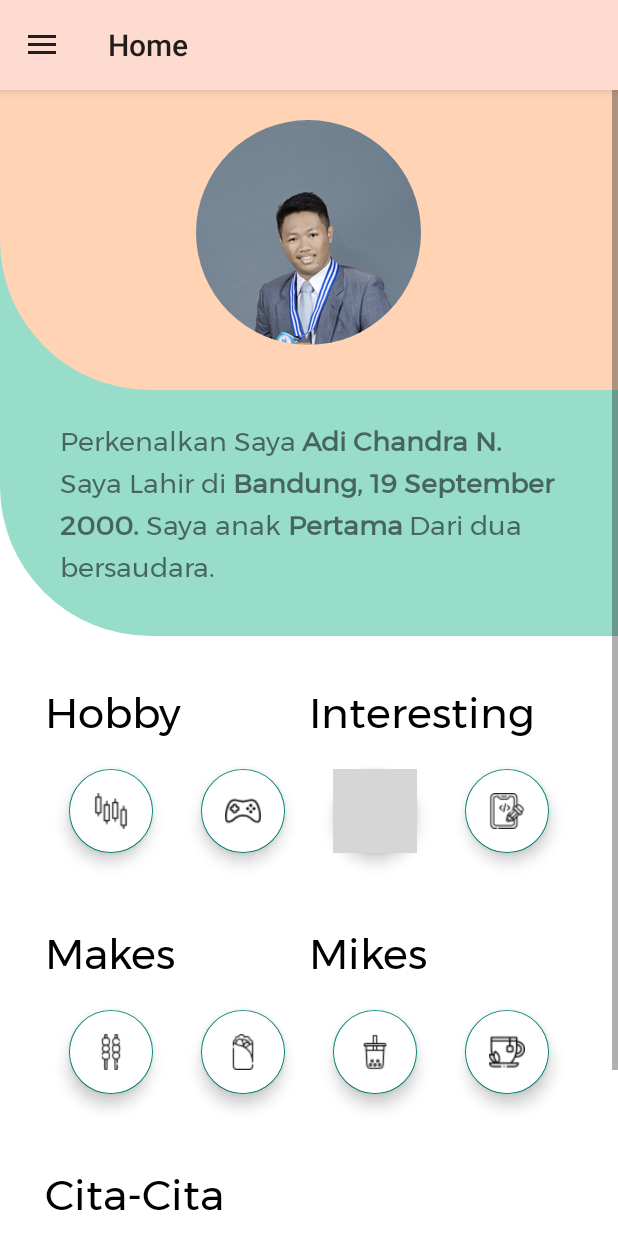
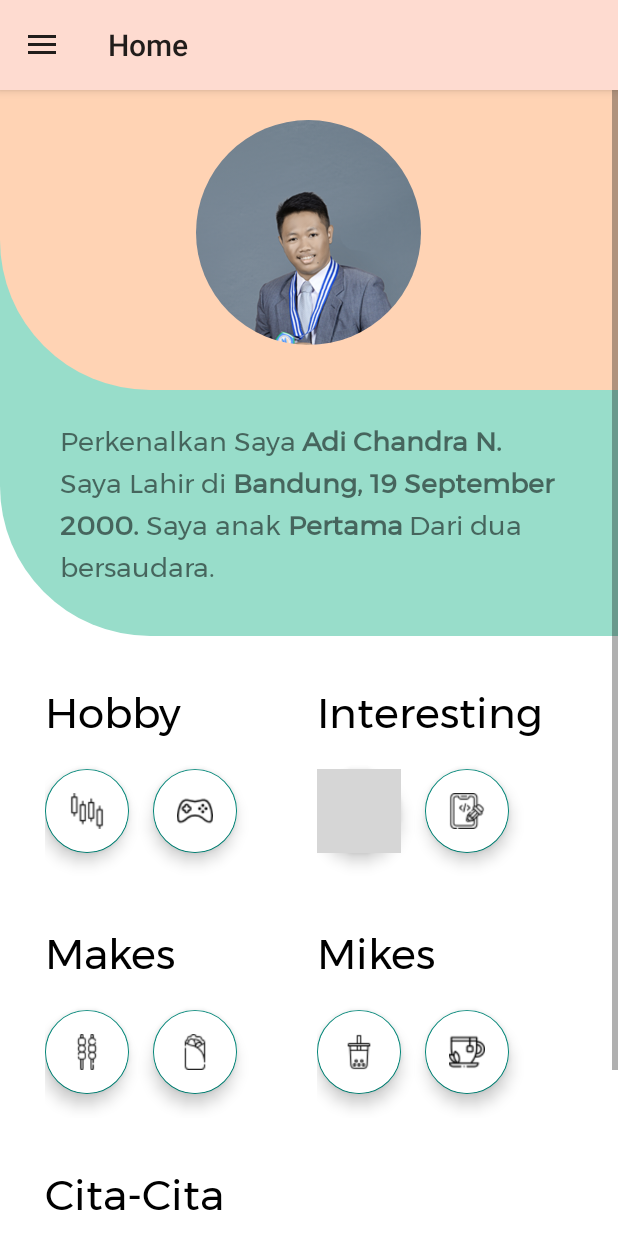
Before and after one commit to adichandran/Yourself-app-10118015, an Android app: the NavigationActivity screen opened directly, with no data from a screen before it, on a phone screen of 412 x 824 dp. Run offline under Robolectric (Android 15) with nearby library versions, the phone set to English and light mode, and no system bars; our stand-ins replace CircleImageView; 1 statement that could not run was skipped; grey boxes are pictures that could not be loaded.

Commit message:
perbaikan bug dimana tampilan tidak rensponsive di Fragment tertentu

```diff
--- a/app/src/main/java/com/adichandra/yourselfapp/NavigationActivity.java
+++ b/app/src/main/java/com/adichandra/yourselfapp/NavigationActivity.java
@@ -105,11 +105,10 @@ public class NavigationActivity extends AppCompatActivity {
     public void onBackPressed() {
         int count = getSupportFragmentManager().getBackStackEntryCount();
 
-        if (count == 0) {
+        if (count != 0) {
             super.onBackPressed();
         } else {
             getSupportFragmentManager().popBackStack();
-            finish();
         }
     }
 }
--- a/app/src/main/java/com/adichandra/yourselfapp/fragment/navigation/FragmentDaily.java
+++ b/app/src/main/java/com/adichandra/yourselfapp/fragment/navigation/FragmentDaily.java
@@ -147,4 +147,5 @@ public class FragmentDaily extends Fragment {
         getActivity().setTitle("Daily Activity");
     }
 
+
 }
--- a/app/src/main/res/layout/fragment_home.xml
+++ b/app/src/main/res/layout/fragment_home.xml
@@ -159,8 +159,10 @@
 
                 <RelativeLayout
                     android:id="@+id/hobby"
-                    android:layout_width="wrap_content"
-                    android:layout_height="wrap_content">
+                    android:layout_width="match_parent"
+                    android:layout_height="wrap_content"
+                    android:orientation="vertical"
+                    android:layout_weight="1">
 
                     <TextView
                         android:id="@+id/txt_hobby"
@@ -176,7 +178,9 @@
                         android:layout_width="wrap_content"
                         android:layout_height="wrap_content"
                         android:layout_below="@id/txt_hobby"
-                        android:layout_margin="16dp"
+                        android:layout_marginTop="@dimen/dimen16"
+                        android:layout_marginEnd="@dimen/dimen16"
+                        android:layout_marginBottom="@dimen/dimen16"
                         android:backgroundTint="@color/white"
                         android:layout_gravity="center"
                         android:src="@drawable/chart"
@@ -186,7 +190,8 @@
                         android:layout_width="wrap_content"
                         android:layout_height="wrap_content"
                         android:layout_below="@id/txt_hobby"
-                        android:layout_margin="16dp"
+                        android:layout_marginTop="@dimen/dimen16"
+                        android:layout_marginBottom="@dimen/dimen16"
                         android:backgroundTint="@color/white"
                         android:layout_toEndOf="@id/trading"
                         android:layout_gravity="center"
@@ -197,7 +202,8 @@
                 <RelativeLayout
                     android:id="@+id/interest"
                     android:layout_width="match_parent"
-                    android:layout_height="wrap_content">
+                    android:layout_height="wrap_content"
+                    android:layout_weight="1">
 
                     <TextView
                         android:id="@+id/txt_int"
@@ -213,7 +219,9 @@
                         android:layout_width="wrap_content"
                         android:layout_height="wrap_content"
                         android:layout_below="@id/txt_int"
-                        android:layout_margin="16dp"
+                        android:layout_marginTop="@dimen/dimen16"
+                        android:layout_marginEnd="@dimen/dimen16"
+                        android:layout_marginBottom="@dimen/dimen16"
                         android:backgroundTint="@color/white"
                         android:layout_gravity="center"
                         android:src="@drawable/computer"
@@ -226,7 +234,7 @@
                         android:layout_below="@id/txt_int"
                         android:layout_toRightOf="@id/computer"
                         android:layout_marginTop="@dimen/dimen16"
-                        android:layout_marginLeft="@dimen/dimen16"
+                        android:layout_marginBottom="@dimen/dimen16"
                         android:backgroundTint="@color/white"
                         android:layout_gravity="center"
                         android:src="@drawable/videogame"
@@ -247,8 +255,9 @@
 
                 <RelativeLayout
                     android:id="@+id/makes"
-                    android:layout_width="wrap_content"
-                    android:layout_height="wrap_content">
+                    android:layout_width="match_parent"
+                    android:layout_height="wrap_content"
+                    android:layout_weight="1">
 
                     <TextView
                         android:id="@+id/txt_makes"
@@ -264,7 +273,9 @@
                         android:layout_width="wrap_content"
                         android:layout_height="wrap_content"
                         android:layout_below="@id/txt_makes"
-                        android:layout_margin="16dp"
+                        android:layout_marginTop="@dimen/dimen16"
+                        android:layout_marginEnd="@dimen/dimen16"
+                        android:layout_marginBottom="@dimen/dimen16"
                         android:backgroundTint="@color/white"
                         android:layout_gravity="center"
                         android:src="@drawable/satay"
@@ -275,7 +286,8 @@
                         android:layout_height="wrap_content"
                         android:layout_below="@id/txt_makes"
                         android:layout_toRightOf="@id/sate"
-                        android:layout_margin="16dp"
+                        android:layout_marginTop="@dimen/dimen16"
+                        android:layout_marginBottom="@dimen/dimen16"
                         android:backgroundTint="@color/white"
                         android:layout_gravity="center"
                         android:src="@drawable/kebab"
@@ -285,7 +297,8 @@
                 <RelativeLayout
                     android:id="@+id/mikes"
                     android:layout_width="match_parent"
-                    android:layout_height="wrap_content">
+                    android:layout_height="wrap_content"
+                    android:layout_weight="1">
 
                     <TextView
                         android:id="@+id/txt_mikes"
@@ -301,7 +314,9 @@
                         android:layout_width="wrap_content"
                         android:layout_height="wrap_content"
                         android:layout_below="@id/txt_mikes"
-                        android:layout_margin="16dp"
+                        android:layout_marginTop="@dimen/dimen16"
+                        android:layout_marginEnd="@dimen/dimen16"
+                        android:layout_marginBottom="@dimen/dimen16"
                         android:backgroundTint="@color/white"
                         android:scaleType="center"
                         app:neumorph_shapeType="flat"
@@ -315,7 +330,7 @@
                         android:layout_below="@id/txt_mikes"
                         android:layout_toEndOf="@id/boba"
                         android:layout_marginTop="@dimen/dimen16"
-                        android:layout_marginStart="@dimen/dimen16"
+                        android:layout_marginBottom="@dimen/dimen16"
                         android:backgroundTint="@color/white"
                         android:scaleType="center"
                         app:neumorph_shapeType="flat"
```
Also changed, not shown: app/src/main/java/com/adichandra/yourselfapp/WalkthroughActivity.java (+8 -2 lines), app/src/main/res/layout/fragment_profile.xml (+47 -6 lines).
